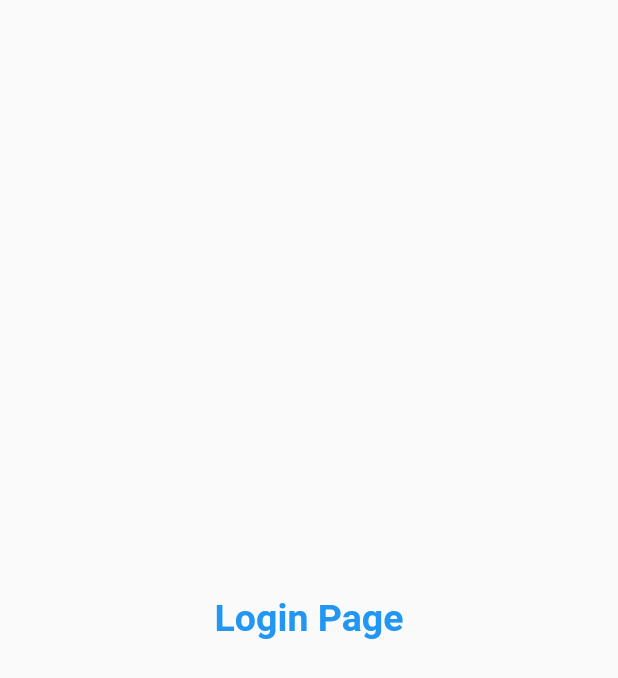
After one commit to LoneCobra/Shopping-App, a Flutter app: the screen it shows after launch, on a phone screen of 412 x 824 dp. The commit adds this screen. Shown: the top 678 px of the screen. Run offline on Flutter 3.47's test engine with Material 2 defaults, Android fonts, the phone set to English and light mode, and no system bars.

Commit message:
Day 3 Complete

```diff
--- a/lib/main.dart
+++ b/lib/main.dart
@@ -1,5 +1,6 @@
 import 'package:flutter/material.dart';
-import 'package:shoppingapp/home_page.dart';
+import 'package:shoppingapp/pages/home_page.dart';
+import 'package:shoppingapp/pages/login_page.dart';
 
 void main() {
   runApp(MyApp());
@@ -9,7 +10,16 @@ class MyApp extends StatelessWidget {
   @override
   Widget build(BuildContext context) {
     return MaterialApp(
-      home: HomePage(),
+      themeMode: ThemeMode.light,
+      theme: ThemeData(primarySwatch: Colors.grey),
+      darkTheme: ThemeData(
+        brightness: Brightness.dark,
+      ),
+      routes: {
+        "/": (context) => LoginPage(),
+        "/home": (context) => HomePage(),
+        "/login": (context) => LoginPage()
+      },
     );
   }
 }
--- /dev/null
+++ b/lib/pages/login_page.dart
@@ -0,0 +1,16 @@
+import 'package:flutter/material.dart';
+
+class LoginPage extends StatelessWidget {
+  @override
+  Widget build(BuildContext context) {
+    return Material(
+      child: Center(
+        child: Text(
+          "Login Page",
+          style: TextStyle(
+              fontSize: 25, color: Colors.blue, fontWeight: FontWeight.bold),
+        ),
+      ),
+    );
+  }
+}
```
Also changed, not shown: lib/pages/home_page.dart (renamed from lib/home_page.dart).
